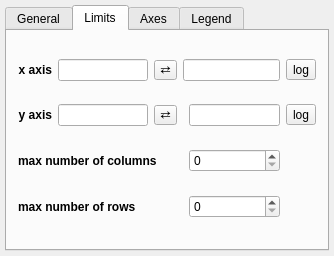
Qt form glue_small_multiples/qt/options_widget.ui (gluesolutions/glue-small-multiples) before a commit.
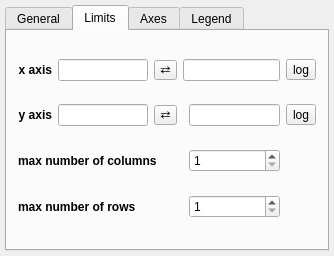
The same form after that commit. The open tabs and pages were chosen to show the change. Custom widgets are drawn as their Qt base class.

Commit message: Limit max_num_cols/rows to be positive

The edit to the form file:
```diff
--- a/glue_small_multiples/qt/options_widget.ui
+++ b/glue_small_multiples/qt/options_widget.ui
@@ -251,7 +251,14 @@
         </widget>
        </item>
        <item row="4" column="4">
-        <widget class="QSpinBox" name="value_max_num_cols"/>
+        <widget class="QSpinBox" name="value_max_num_cols">
+         <property name="minimum">
+          <number>1</number>
+         </property>
+         <property name="maximum">
+          <number>20</number>
+         </property>
+        </widget>
        </item>
        <item row="5" column="0" colspan="4">
         <widget class="QLabel" name="type_lab_4">
@@ -267,7 +274,14 @@
         </widget>
        </item>
        <item row="5" column="4">
-        <widget class="QSpinBox" name="value_max_num_rows"/>
+        <widget class="QSpinBox" name="value_max_num_rows">
+         <property name="minimum">
+          <number>1</number>
+         </property>
+         <property name="maximum">
+          <number>20</number>
+         </property>
+        </widget>
        </item>
        <item row="1" column="1">
         <widget class="QLineEdit" name="valuetext_y_min"/>
```
